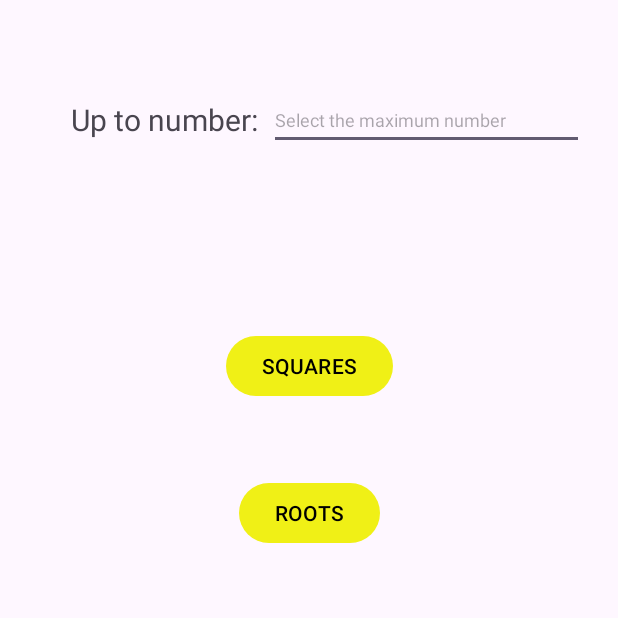
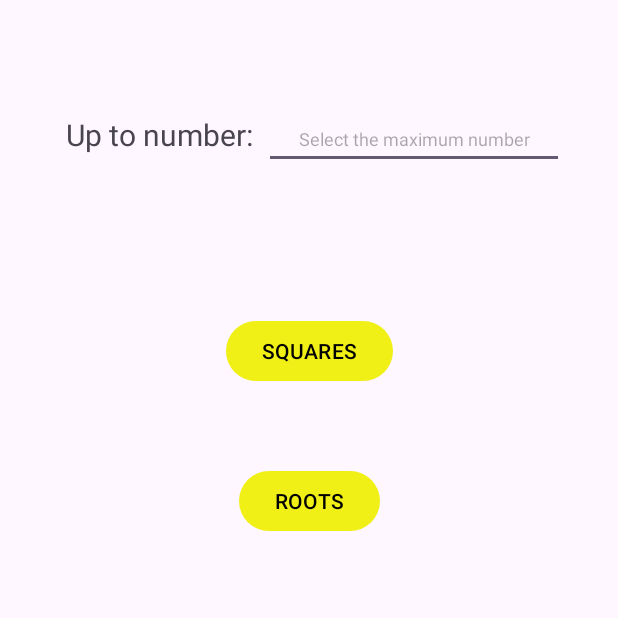
Before and after one commit to JazungaZa/RootsAndSquaresMathematics, an Android app: the screen it shows after launch (MainActivity), on a phone screen of 412 x 824 dp, the top half of it. Run offline under Robolectric (Android 15) with nearby library versions, the phone set to English and light mode, and no system bars.

Commit message:
Small design changes

```diff
--- a/app/src/main/res/layout/activity_main.xml
+++ b/app/src/main/res/layout/activity_main.xml
@@ -5,47 +5,56 @@
     android:id="@+id/main"
     android:layout_width="match_parent"
     android:layout_height="match_parent"
+    android:layout_gravity="center_horizontal"
     tools:context=".MainActivity">
+
+    <LinearLayout
+        android:id="@+id/linearLayout2"
+        android:layout_width="wrap_content"
+        android:layout_height="wrap_content"
+        android:layout_marginTop="70dp"
+        android:gravity="center_horizontal"
+        android:orientation="horizontal"
+        app:layout_constraintEnd_toEndOf="parent"
+        app:layout_constraintStart_toStartOf="parent"
+        app:layout_constraintTop_toTopOf="parent">
 
         <TextView
             android:id="@+id/textView"
             android:layout_width="139dp"
             android:layout_height="40dp"
-        android:layout_marginStart="40dp"
-        android:layout_marginTop="60dp"
+            android:layout_marginStart="0dp"
+            android:layout_marginTop="0dp"
             android:gravity="center"
             android:text="@string/up_to_number"
-        android:textSize="20sp"
-        app:layout_constraintStart_toStartOf="parent"
-        app:layout_constraintTop_toTopOf="parent" />
+            android:textSize="20sp" />
 
         <EditText
             android:id="@+id/editTextNumber"
-        android:layout_width="210dp"
+            android:layout_width="200dp"
             android:layout_height="40dp"
-        android:layout_marginTop="60dp"
-        android:ems="10"
+            android:layout_marginTop="0dp"
+            android:gravity="center"
             android:hint="@string/select_the_maximum_number"
             android:inputType="number"
-        android:textSize="12sp"
-        app:layout_constraintStart_toEndOf="@+id/textView"
-        app:layout_constraintTop_toTopOf="parent" />
+            android:textSize="12sp" />
+    </LinearLayout>
 
     <Button
         android:id="@+id/buttonSquares"
         android:layout_width="wrap_content"
         android:layout_height="wrap_content"
-        android:layout_marginTop="120dp"
+        android:layout_marginTop="100dp"
         android:text="@string/squares"
         app:layout_constraintEnd_toEndOf="parent"
         app:layout_constraintStart_toStartOf="parent"
-        app:layout_constraintTop_toBottomOf="@+id/textView" />
+        app:layout_constraintTop_toBottomOf="@+id/linearLayout2" />
 
     <Button
         android:id="@+id/buttonRoots"
         android:layout_width="wrap_content"
         android:layout_height="wrap_content"
-        android:layout_marginTop="50dp"
+        android:layout_marginTop="52dp"
         android:text="@string/roots"
         app:layout_constraintEnd_toEndOf="parent"
         app:layout_constraintStart_toStartOf="parent"
```
Lines whose indentation alone changed are shown as unchanged.
